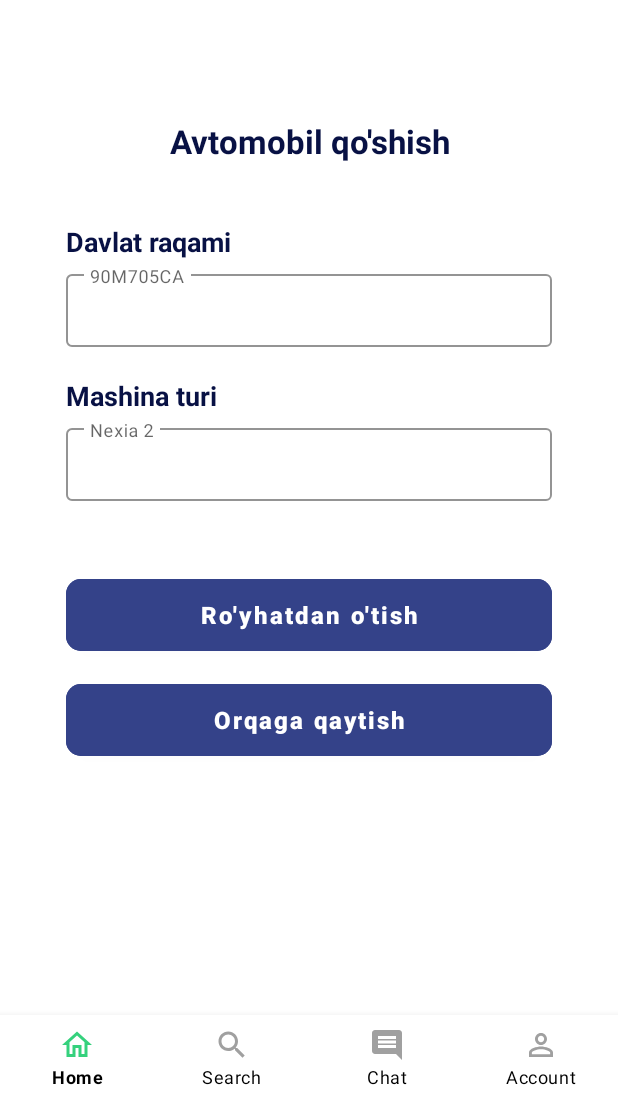
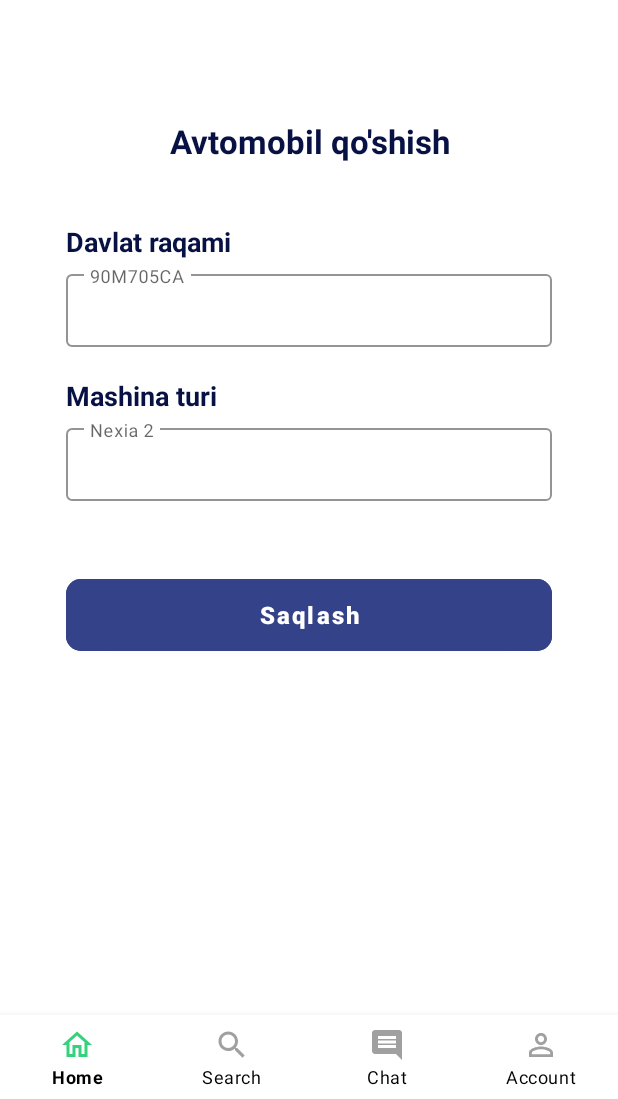
Before and after one commit to Khusinov/HamrohTaxi2, an Android app: the RegisterCarFragment screen opened through its navigation route, on a phone screen of 412 x 824 dp, the part 137-1236 px from its top. Run offline under Robolectric (Android 15) with nearby library versions, the phone set to English and light mode, and no system bars; our stand-ins replace navigation-ui.

Commit message:
car register working

```diff
--- a/app/src/main/java/com/khusinov/hamrohtaxi/RegisterCarFragment.kt
+++ b/app/src/main/java/com/khusinov/hamrohtaxi/RegisterCarFragment.kt
@@ -1,59 +1,79 @@
 package com.khusinov.hamrohtaxi
 
+import android.content.SharedPreferences
 import android.os.Bundle
+import android.util.Log
 import androidx.fragment.app.Fragment
 import android.view.LayoutInflater
 import android.view.View
 import android.view.ViewGroup
+import android.widget.Toast
+import androidx.navigation.fragment.findNavController
+import com.khusinov.hamrohtaxi.databinding.FragmentRegisterCarBinding
+import com.khusinov.hamrohtaxi.models.Car
+import com.khusinov.hamrohtaxi.models.CarResponse
+import com.khusinov.hamrohtaxi.network.Common
+import retrofit2.Call
+import retrofit2.Callback
+import retrofit2.Response
 
-// TODO: Rename parameter arguments, choose names that match
-// the fragment initialization parameters, e.g. ARG_ITEM_NUMBER
-private const val ARG_PARAM1 = "param1"
-private const val ARG_PARAM2 = "param2"
+class RegisterCarFragment : Fragment(R.layout.fragment_register_car) {
+    private val binding by viewBinding { FragmentRegisterCarBinding.bind(it) }
+    var sharedPreferences: SharedPreferences? = null
+    private val TAG = "RegisterCarFragment"
 
-/**
- * A simple [Fragment] subclass.
- * Use the [RegisterCarFragment.newInstance] factory method to
- * create an instance of this fragment.
- */
-class RegisterCarFragment : Fragment() {
-    // TODO: Rename and change types of parameters
-    private var param1: String? = null
-    private var param2: String? = null
+    override fun onViewCreated(view: View, savedInstanceState: Bundle?) {
+        super.onViewCreated(view, savedInstanceState)
+        setupUI()
+    }
 
-    override fun onCreate(savedInstanceState: Bundle?) {
-        super.onCreate(savedInstanceState)
-        arguments?.let {
-            param1 = it.getString(ARG_PARAM1)
-            param2 = it.getString(ARG_PARAM2)
+    private fun setupUI() {
+        binding.apply {
+
+            sharedPreferences = context?.getSharedPreferences("HamrohTaxi", 0)
+
+            var token = sharedPreferences?.getString("access", "").toString()
+            token = "Bearer $token"
+
+            Log.d(TAG, "setupUI: token ${token.toString()}")
+
+
+            saveBtn.setOnClickListener {
+                val carNumber = carNumberEdt.text.toString()
+                val carType = carType.text.toString()
+
+                val car = Car()
+                car.car_model = carType
+                car.car_number = carNumber
+
+
+
+                Common.retrofitServices.createCar(car, token)
+                    .enqueue(object : Callback<CarResponse> {
+                        override fun onResponse(
+                            call: Call<CarResponse>,
+                            response: Response<CarResponse>
+                        ) {
+                            Log.d(TAG, "onResponse: car created ${response.message()}")
+                            Toast.makeText(requireContext(), "Saqlandi", Toast.LENGTH_SHORT).show()
+                            findNavController().navigate(R.id.action_registerCarFragment2_to_homeFragment)
+                        }
+
+                        override fun onFailure(call: Call<CarResponse>, t: Throwable) {
+                            Log.d(TAG, "onFailure: ${t.message}")
+                            Toast.makeText(
+                                requireContext(),
+                                "Internetni tekshiring...",
+                                Toast.LENGTH_SHORT
+                            ).show()
+                        }
+
+                    })
+
+            }
+
+
         }
     }
 
-    override fun onCreateView(
-        inflater: LayoutInflater, container: ViewGroup?,
-        savedInstanceState: Bundle?
-    ): View? {
-        // Inflate the layout for this fragment
-        return inflater.inflate(R.layout.fragment_register_car, container, false)
-    }
-
-    companion object {
-        /**
-         * Use this factory method to create a new instance of
-         * this fragment using the provided parameters.
-         *
-         * @param param1 Parameter 1.
-         * @param param2 Parameter 2.
-         * @return A new instance of fragment RegisterCarFragment.
-         */
-        // TODO: Rename and change types and number of parameters
-        @JvmStatic
-        fun newInstance(param1: String, param2: String) =
-            RegisterCarFragment().apply {
-                arguments = Bundle().apply {
-                    putString(ARG_PARAM1, param1)
-                    putString(ARG_PARAM2, param2)
-                }
-            }
-    }
 }
--- a/app/src/main/res/layout/fragment_register_car.xml
+++ b/app/src/main/res/layout/fragment_register_car.xml
@@ -133,7 +133,7 @@
     </com.google.android.material.textfield.TextInputLayout>
 
     <com.google.android.material.button.MaterialButton
-        android:id="@+id/btn_add_to_cart"
+        android:id="@+id/saveBtn"
         android:layout_width="match_parent"
         android:layout_height="60dp"
         android:layout_gravity="center"
@@ -149,22 +149,6 @@
         android:textStyle="bold"
         app:cornerRadius="10dp" />
 
-    <com.google.android.material.button.MaterialButton
-        android:id="@+id/btn_back"
-        android:layout_width="match_parent"
-        android:layout_height="60dp"
-        android:layout_gravity="center"
-        android:layout_marginHorizontal="44dp"
-        android:layout_marginTop="0dp"
-        android:layout_marginBottom="16dp"
-        android:backgroundTint="@color/colorSecondary"
-        android:gravity="center"
-        android:text="@string/orqaga_qaytish"
-        android:textAllCaps="false"
-        android:textColor="@color/white"
-        android:textSize="16sp"
-        android:textStyle="bold"
-        app:cornerRadius="10dp" />
 
 
 </LinearLayout>
--- a/app/src/main/res/navigation/nav_graph.xml
+++ b/app/src/main/res/navigation/nav_graph.xml
@@ -24,7 +24,7 @@
         android:id="@+id/loginFragment"
         android:name="com.khusinov.hamrohtaxi.LoginFragment"
         android:label="fragment_login"
-        tools:layout="@layout/fragment_login" >
+        tools:layout="@layout/fragment_login">
         <action
             android:id="@+id/action_loginFragment_to_homeFragment"
             app:destination="@id/homeFragment" />
@@ -46,18 +46,21 @@
         android:id="@+id/registerFragment2"
         android:name="com.khusinov.hamrohtaxi.RegisterFragment"
         android:label="fragment_register"
-        tools:layout="@layout/fragment_register" >
+        tools:layout="@layout/fragment_register">
         <action
             android:id="@+id/action_registerFragment2_to_registerCarFragment2"
             app:destination="@id/registerCarFragment2" />
+        <action
+            android:id="@+id/action_registerFragment2_to_homeFragment"
+            app:destination="@id/homeFragment" />
     </fragment>
     <fragment
         android:id="@+id/registerCarFragment2"
         android:name="com.khusinov.hamrohtaxi.RegisterCarFragment"
         android:label="fragment_register_car"
-        tools:layout="@layout/fragment_register_car" >
+        tools:layout="@layout/fragment_register_car">
         <action
-            android:id="@+id/action_registerCarFragment2_to_loginFragment"
-            app:destination="@id/loginFragment" />
+            android:id="@+id/action_registerCarFragment2_to_homeFragment"
+            app:destination="@id/homeFragment" />
     </fragment>
 </navigation>
--- a/app/src/main/res/values/strings.xml
+++ b/app/src/main/res/values/strings.xml
@@ -11,7 +11,7 @@
     <string name="_90m705ca">90M705CA</string>
     <string name="mashina_turi">Mashina turi</string>
     <string name="nexia_2">Nexia 2</string>
-    <string name="ro_yhatdan_o_tish">Ro\'yhatdan o\'tish</string>
+    <string name="ro_yhatdan_o_tish">Saqlash</string>
     <string name="orqaga_qaytish">Orqaga qaytish</string>
     <string name="my_address">My Address</string>
     <string name="locations_and_payment">Locations and payment</string>
```
Also changed, not shown: app/src/main/java/com/khusinov/hamrohtaxi/RegisterFragment.kt (+21 -11 lines), app/src/main/java/com/khusinov/hamrohtaxi/models/CarResponse.kt (added, +8 -0 lines), app/src/main/java/com/khusinov/hamrohtaxi/network/RetrofitService.kt (+4 -3 lines).
